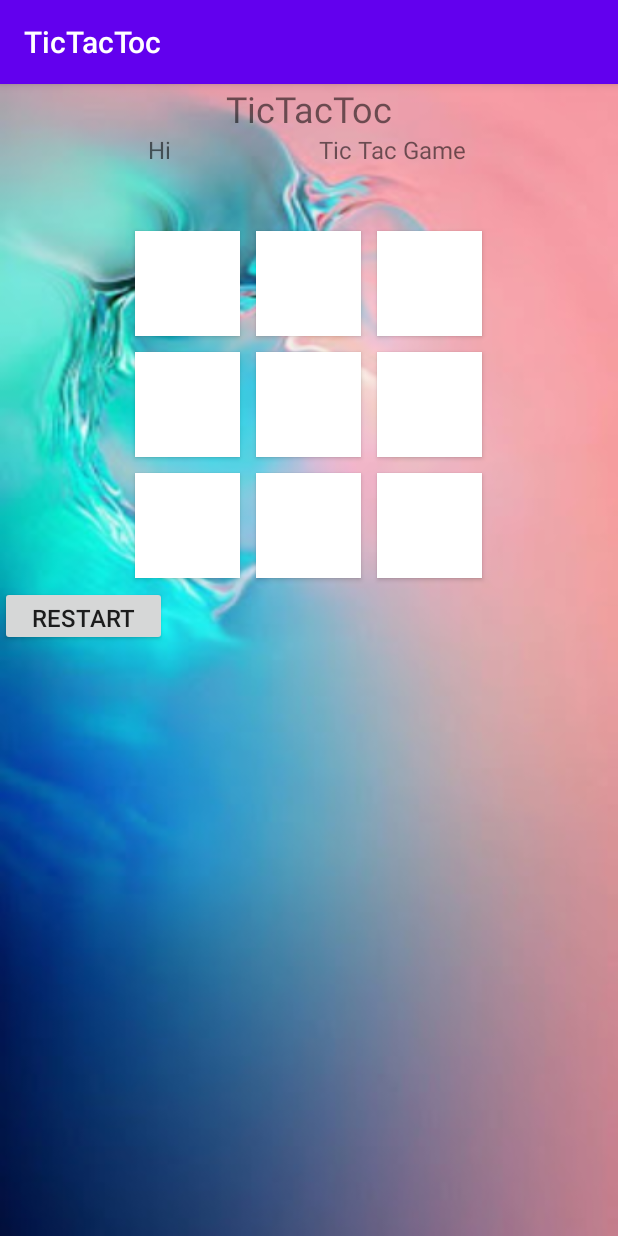
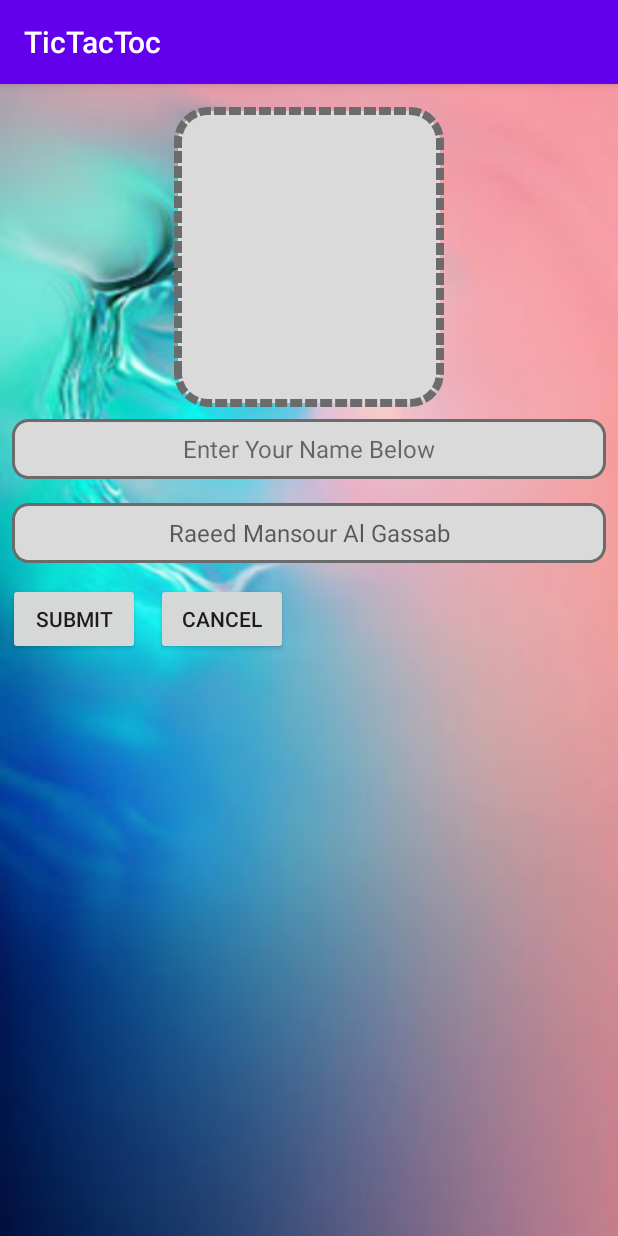
Before and after one commit to mrromuo/TicTacToc, an Android app: the screen it shows after launch (MainActivity before the commit, person after it), on a phone screen of 412 x 824 dp. Run offline under Robolectric (Android 15) with nearby library versions, the phone set to English and light mode, and no system bars.

Commit message:
landscape is added

```diff
--- a/app/src/main/AndroidManifest.xml
+++ b/app/src/main/AndroidManifest.xml
@@ -9,12 +9,16 @@
         android:roundIcon="@mipmap/ic_launcher_round"
         android:supportsRtl="true"
         android:theme="@style/AppTheme">
-        <activity android:name=".MainActivity">
+        <activity android:name=".person">
             <intent-filter>
                 <action android:name="android.intent.action.MAIN" />
 
                 <category android:name="android.intent.category.LAUNCHER" />
             </intent-filter>
+
+        </activity>
+        <activity android:name=".MainActivity">
+
         </activity>
     </application>
 
--- /dev/null
+++ b/app/src/main/java/com/raeed/tictactoc/person.java
@@ -0,0 +1,14 @@
+package com.raeed.tictactoc;
+
+import androidx.appcompat.app.AppCompatActivity;
+
+import android.os.Bundle;
+
+public class person extends AppCompatActivity {
+
+    @Override
+    protected void onCreate(Bundle savedInstanceState) {
+        super.onCreate(savedInstanceState);
+        setContentView(R.layout.activity_person);
+    }
+}
--- /dev/null
+++ b/app/src/main/res/drawable/photobackground.xml
@@ -0,0 +1,7 @@
+<?xml version="1.0" encoding="utf-8"?>
+<shape xmlns:android="http://schemas.android.com/apk/res/android">
+    <padding android:bottom="@dimen/personphoto_pading" android:left="@dimen/personphoto_pading" android:right="@dimen/personphoto_pading" android:top="@dimen/personphoto_pading"/>
+    <solid android:color="@color/loging_gray_bg"/>
+    <stroke android:width="5dp" android:color="@color/loging_gray_border" android:dashWidth="8dp" android:dashGap="2dp"/>
+    <corners android:radius="20dp"/>
+</shape>
--- /dev/null
+++ b/app/src/main/res/drawable/textview_background.xml
@@ -0,0 +1,7 @@
+<?xml version="1.0" encoding="utf-8"?>
+<shape xmlns:android="http://schemas.android.com/apk/res/android">
+    <padding android:bottom="@dimen/personphoto_pading" android:left="@dimen/personphoto_pading" android:right="@dimen/personphoto_pading" android:top="@dimen/personphoto_pading"/>
+    <solid android:color="@color/loging_gray_bg"/>
+    <stroke android:width="2dp" android:color="@color/loging_gray_border" android:dashWidth="2dp" />
+    <corners android:radius="10dp"/>
+</shape>
--- /dev/null
+++ b/app/src/main/res/layout-land/activity_person.xml
@@ -0,0 +1,91 @@
+<?xml version="1.0" encoding="utf-8"?>
+<LinearLayout xmlns:android="http://schemas.android.com/apk/res/android"
+    xmlns:app="http://schemas.android.com/apk/res-auto"
+    xmlns:tools="http://schemas.android.com/tools"
+    android:layout_width="match_parent"
+    android:layout_height="match_parent"
+    android:background="@drawable/bk07"
+    tools:context=".person"
+    android:orientation="horizontal">
+
+    <LinearLayout
+        android:id="@+id/partA"
+        android:layout_width="match_parent"
+        android:layout_height="wrap_content"
+        android:gravity="center"
+        android:layout_weight="1"
+        android:orientation="vertical">
+
+        <ImageView
+            android:id="@+id/imageView"
+            android:layout_width="@dimen/personphoto_wigth"
+            android:layout_height="@dimen/personphoto_hight"
+            android:layout_marginTop="@dimen/personphoto_layout_marginTop"
+            android:background="@drawable/photobackground"
+            tools:srcCompat="@drawable/test" />
+    </LinearLayout>
+
+    <LinearLayout
+        android:id="@+id/partB"
+        android:layout_width="match_parent"
+        android:layout_height="match_parent"
+        android:layout_weight="1"
+        android:layout_gravity="center"
+        android:orientation="vertical">
+
+        <TextView
+            android:id="@+id/personname"
+            android:layout_width="match_parent"
+            android:layout_height="@dimen/text_hight"
+            android:layout_marginStart="8dp"
+            android:layout_marginTop="8dp"
+            android:layout_marginEnd="8dp"
+            android:layout_marginBottom="8dp"
+            android:background="@drawable/textview_background"
+            android:gravity="center"
+            android:text="@string/player_name"
+            android:textSize="@dimen/sub_text_size" />
+
+        <EditText
+            android:id="@+id/editPersonName"
+            android:layout_width="match_parent"
+            android:layout_height="@dimen/text_hight"
+            android:layout_marginStart="8dp"
+            android:layout_marginTop="8dp"
+            android:layout_marginEnd="8dp"
+            android:layout_marginBottom="8dp"
+            android:background="@drawable/textview_background"
+            android:ems="10"
+            android:gravity="center"
+            android:hint="@string/player_name_hint"
+            android:inputType="textPersonName"
+            android:textSize="@dimen/sub_text_size" />
+
+        <TableRow
+            android:layout_width="match_parent"
+            android:layout_height="wrap_content">
+
+            <Button
+                android:id="@+id/submit"
+                android:layout_width="wrap_content"
+                android:layout_height="wrap_content"
+                android:layout_marginStart="@dimen/Button_a_m"
+                android:layout_marginTop="@dimen/Button_a_m"
+                android:layout_marginEnd="@dimen/Button_a_m"
+                android:layout_marginBottom="@dimen/Button_a_m"
+                android:text="@string/sumbut_it" />
+
+            <Button
+                android:id="@+id/cancel"
+                android:layout_width="wrap_content"
+                android:layout_height="wrap_content"
+                android:layout_marginStart="@dimen/Button_a_m"
+                android:layout_marginTop="@dimen/Button_a_m"
+                android:layout_marginEnd="@dimen/Button_a_m"
+                android:layout_marginBottom="@dimen/Button_a_m"
+                android:text="@android:string/cancel" />
+        </TableRow>
+
+    </LinearLayout>
+
+</LinearLayout>
--- /dev/null
+++ b/app/src/main/res/layout/activity_person.xml
@@ -0,0 +1,69 @@
+<?xml version="1.0" encoding="utf-8"?>
+<RelativeLayout xmlns:android="http://schemas.android.com/apk/res/android"
+    xmlns:app="http://schemas.android.com/apk/res-auto"
+    xmlns:tools="http://schemas.android.com/tools"
+    android:layout_width="match_parent"
+    android:layout_height="match_parent"
+    android:background="@drawable/bk07"
+    tools:context=".person">
+
+    <ImageView
+        android:id="@+id/imageView"
+        android:layout_width="@dimen/personphoto_wigth"
+        android:layout_height="@dimen/personphoto_hight"
+        android:layout_alignParentTop="true"
+        android:layout_centerHorizontal="true"
+        android:layout_marginTop="@dimen/personphoto_layout_marginTop"
+        android:background="@drawable/photobackground"
+        tools:srcCompat="@drawable/test" />
+
+    <TextView
+        android:id="@+id/personname"
+        android:layout_width="match_parent"
+        android:layout_height="@dimen/text_hight"
+        android:layout_below="@+id/imageView"
+        android:background="@drawable/textview_background"
+        android:gravity="center"
+        android:layout_margin="8dp"
+        android:textSize="@dimen/sub_text_size"
+        android:text="@string/player_name"
+        />
+
+    <EditText
+        android:id="@+id/editPersonName"
+        android:layout_width="match_parent"
+        android:layout_height="@dimen/text_hight"
+        android:layout_below="@+id/personname"
+        android:layout_margin="8dp"
+        android:layout_marginStart="8dp"
+        android:layout_marginTop="8dp"
+        android:layout_marginEnd="8dp"
+        android:layout_marginBottom="8dp"
+        android:background="@drawable/textview_background"
+        android:ems="10"
+        android:gravity="center"
+        android:hint="@string/player_name_hint"
+        android:inputType="textPersonName"
+        android:textSize="@dimen/sub_text_size" />
+
+    <Button
+        android:id="@+id/submit"
+        android:layout_width="wrap_content"
+        android:layout_height="wrap_content"
+        android:layout_below="@+id/editPersonName"
+        android:layout_margin="@dimen/Button_a_m"
+        android:text="@string/sumbut_it" />
+
+    <Button
+        android:id="@+id/cancel"
+        android:layout_width="wrap_content"
+        android:layout_height="wrap_content"
+        android:layout_below="@+id/editPersonName"
+        android:layout_marginStart="@dimen/Button_a_m"
+        android:layout_marginTop="@dimen/Button_a_m"
+        android:layout_marginEnd="@dimen/Button_a_m"
+        android:layout_marginBottom="@dimen/Button_a_m"
+        android:layout_toEndOf="@+id/submit"
+        android:text="@android:string/cancel" />
+
+</RelativeLayout>
--- a/app/src/main/res/values-large/main_dimantion.xml
+++ b/app/src/main/res/values-large/main_dimantion.xml
@@ -8,5 +8,16 @@
 
     <!-- text sizes -->
     <dimen name="titel_text_size">48sp</dimen>
-    <dimen name="sub_text_size">30sp</dimen>
+    <dimen name="sub_text_size">24sp</dimen>
+
+    <!-- photos -->
+    <dimen name="personphoto_hight">350dp</dimen>
+    <dimen name="personphoto_wigth">315dp</dimen>
+    <dimen name="personphoto_layout_marginTop">25dp</dimen>
+    <dimen name="personphoto_pading">16dp</dimen>
+
+    <!-- person view text sizes -->
+    <dimen name="text_hight">60dp</dimen>
+    <dimen name="text_wigth">300dp</dimen>
+    <dimen name="text_m">8dp</dimen>
 </resources>
--- a/app/src/main/res/values/main_dimantion.xml
+++ b/app/src/main/res/values/main_dimantion.xml
@@ -7,8 +7,20 @@
     <dimen name="Button_a_m">5dp</dimen>
     <dimen name="Button_b_hight">40dp</dimen>
 
-    <!-- text sizes -->
+    <!-- main view text sizes -->
     <dimen name="titel_text_size">24sp</dimen>
     <dimen name="sub_text_size">16sp</dimen>
 
+    <!-- photos -->
+    <dimen name="personphoto_hight">200dp</dimen>
+    <dimen name="personphoto_wigth">180dp</dimen>
+    <dimen name="personphoto_layout_marginTop">15dp</dimen>
+    <dimen name="personphoto_pading">8dp</dimen>
+
+    <!-- person view text sizes -->
+    <dimen name="text_hight">40dp</dimen>
+    <dimen name="text_wigth">200dp</dimen>
+    <dimen name="text_m">5dp</dimen>
+
+
 </resources>
--- a/app/src/main/res/values/strings.xml
+++ b/app/src/main/res/values/strings.xml
@@ -8,4 +8,7 @@
     <string name="player2">PLAYER 2</string>
     <string name="player1win">Player 1 wener</string>
     <string name="player2win">PLAYER 2 wener</string>
+    <string name="player_name">Enter Your Name Below</string>
+    <string name="player_name_hint">Raeed Mansour Al Gassab</string>
+    <string name="sumbut_it">submit</string>
 </resources>
```
Also changed, not shown: app/src/main/res/drawable-v24/test.jpg (added), 1 other file.
